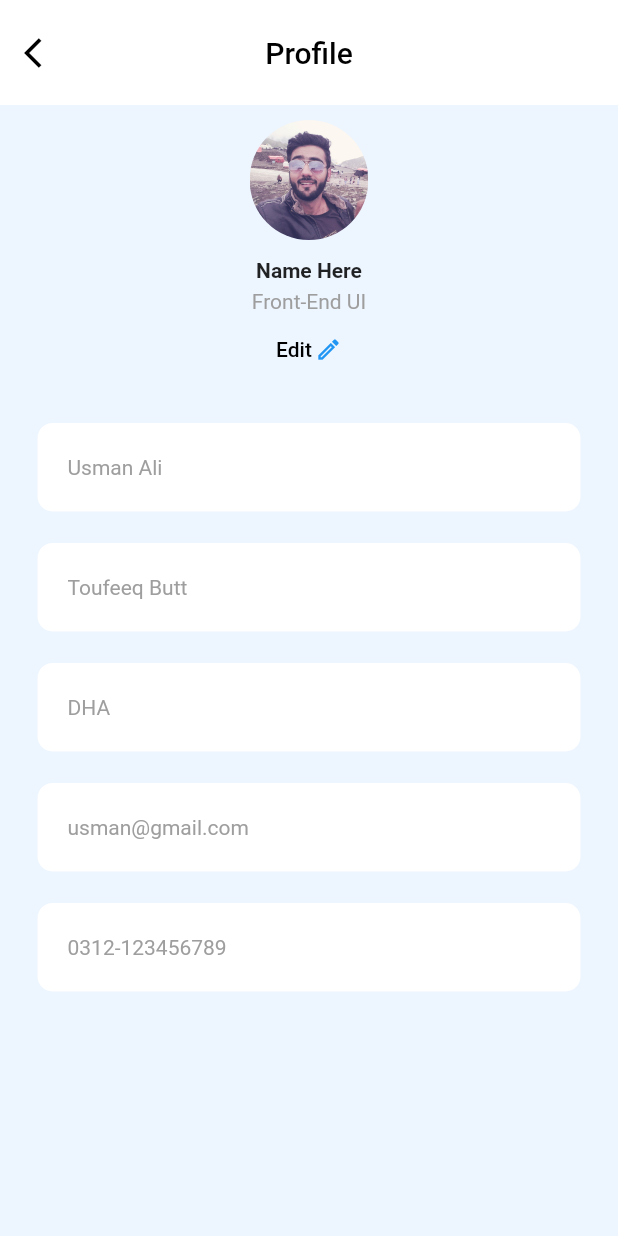
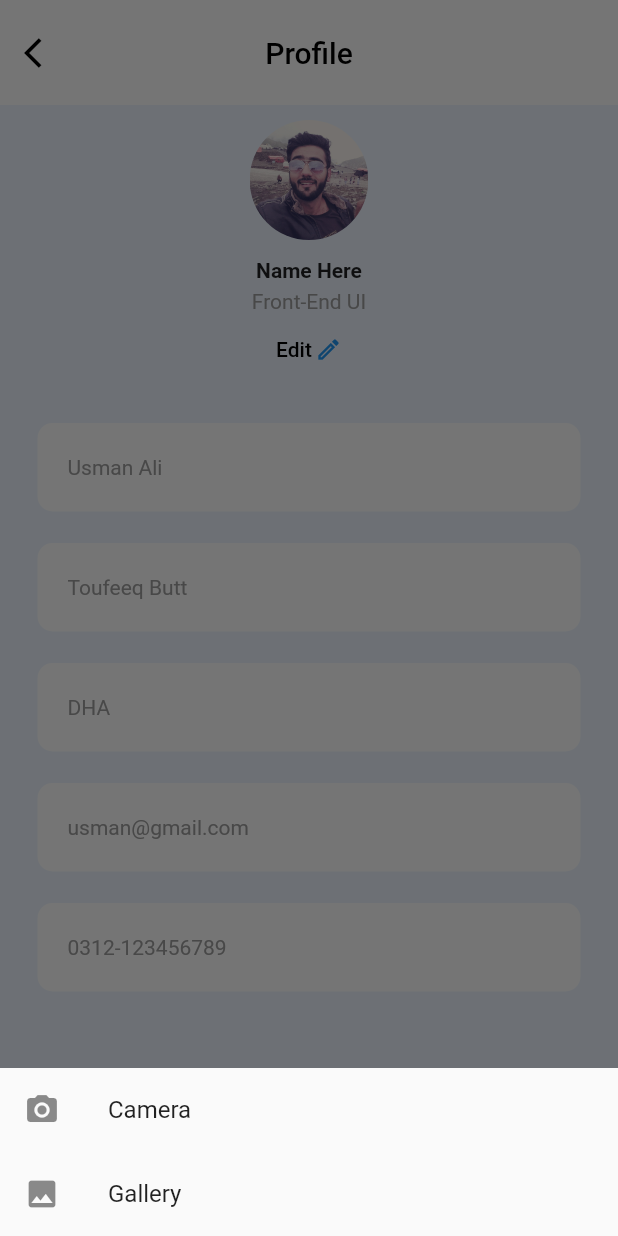
Before and after one commit to Soud-Haroon/image_getter, a Flutter app: the screen it shows after launch, after a tap on "Edit", on a phone screen of 412 x 824 dp. Run offline on Flutter 3.47's test engine with Material 2 defaults, Android fonts, the phone set to English and light mode, and no system bars; our stand-ins replace image_picker.

Commit message:
image picker added
add image picker to select image from gallery

```diff
--- a/lib/profile/profile.dart
+++ b/lib/profile/profile.dart
@@ -1,3 +1,6 @@
+import 'dart:io';
+import 'package:flutter/services.dart';
+import 'package:image_picker/image_picker.dart';
 import 'package:flutter/material.dart';
 
 class ImageGetter extends StatefulWidget {
@@ -6,6 +9,22 @@ class ImageGetter extends StatefulWidget {
 }
 
 class _ImageGetterState extends State<ImageGetter> {
+  File? image;
+
+  Future pickImage() async {
+    try {
+      final image = await ImagePicker().pickImage(source: ImageSource.gallery);
+      if (image == null) return;
+
+      final imageTemp = File(image.path);
+      setState(() {
+        this.image = imageTemp;
+      });
+    } on PlatformException catch (e) {
+      print('Access Rejected: $e');
+    }
+  }
+
   @override
   Widget build(BuildContext context) {
     return Container(
@@ -14,19 +33,42 @@ class _ImageGetterState extends State<ImageGetter> {
           //=======================================//
           SizedBox(height: 10),
           CircleAvatar(
-              radius: (40),
-              backgroundColor: Colors.transparent,
-              child: ClipRRect(
-                borderRadius: BorderRadius.circular(50),
-                child: Image.asset("assets/Soud.jpg"),
-              )),
+            radius: (40),
+            backgroundColor: Colors.transparent,
+            child: ClipRRect(
+              borderRadius: BorderRadius.circular(50),
+              child: image != null
+                  ? Image.file(image!)
+                  : Image.asset("assets/Soud.jpg"),
+            ),
+          ),
           SizedBox(height: 12),
           Text('Name Here', style: TextStyle(fontWeight: FontWeight.bold)),
           SizedBox(height: 5),
           Text('Front-End UI', style: TextStyle(color: Colors.grey)),
 
           TextButton(
-              onPressed: () {},
+              onPressed: () {
+                showModalBottomSheet(
+                    context: context,
+                    builder: (BuildContext bc) {
+                      return Container(
+                        child: new Wrap(
+                          children: <Widget>[
+                            new ListTile(
+                                leading: new Icon(Icons.camera_alt),
+                                title: new Text('Camera'),
+                                onTap: () => {}),
+                            new ListTile(
+                              leading: new Icon(Icons.image),
+                              title: new Text('Gallery'),
+                              onTap: () => pickImage(),
+                            ),
+                          ],
+                        ),
+                      );
+                    });
+              },
               child: FittedBox(
                 child: Row(
                   mainAxisAlignment: MainAxisAlignment.center,
--- a/pubspec.yaml
+++ b/pubspec.yaml
@@ -28,6 +28,7 @@ dependencies:
   # The following adds the Cupertino Icons font to your application.
   # Use with the CupertinoIcons class for iOS style icons.
   cupertino_icons: ^1.0.2
+  image_picker: ^0.8.3+1
 
 dev_dependencies:
   flutter_test:
```
Also changed, not shown: pubspec.lock.
